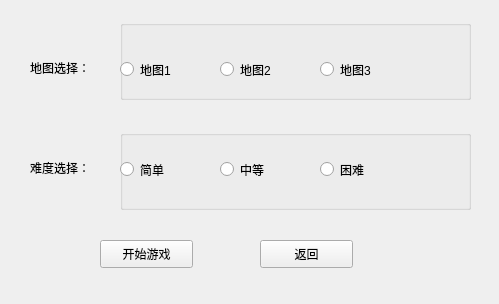
This is snake/choose.ui in licao2998/535-project as Qt 5 draws it before an edit. The edited form follows.
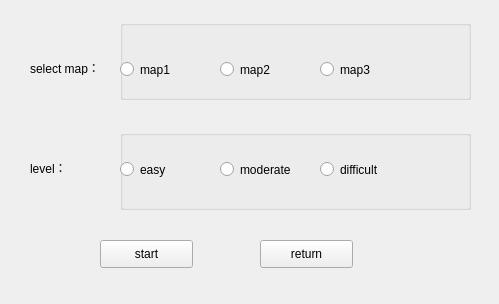
This is the edited form.

The edit to the form file:
```diff
--- a/snake/choose.ui
+++ b/snake/choose.ui
@@ -38,7 +38,7 @@
     </rect>
    </property>
    <property name="text">
-    <string>地图选择：</string>
+    <string>select map：</string>
    </property>
   </widget>
   <widget class="QLabel" name="label_2">
@@ -51,7 +51,7 @@
     </rect>
    </property>
    <property name="text">
-    <string>难度选择：</string>
+    <string>level：</string>
    </property>
   </widget>
   <widget class="QGroupBox" name="groupBox">
@@ -79,7 +79,7 @@
      </rect>
     </property>
     <property name="text">
-     <string>地图1</string>
+     <string>map1</string>
     </property>
    </widget>
    <widget class="QRadioButton" name="map2Rb">
@@ -92,7 +92,7 @@
      </rect>
     </property>
     <property name="text">
-     <string>地图2</string>
+     <string>map2</string>
     </property>
    </widget>
    <widget class="QRadioButton" name="map3Rb">
@@ -105,7 +105,7 @@
      </rect>
     </property>
     <property name="text">
-     <string>地图3</string>
+     <string>map3</string>
     </property>
    </widget>
   </widget>
@@ -131,7 +131,7 @@
      </rect>
     </property>
     <property name="text">
-     <string>简单</string>
+     <string>easy</string>
     </property>
    </widget>
    <widget class="QRadioButton" name="medRb">
@@ -144,7 +144,7 @@
      </rect>
     </property>
     <property name="text">
-     <string>中等</string>
+     <string>moderate</string>
     </property>
    </widget>
    <widget class="QRadioButton" name="hardRb">
@@ -157,7 +157,7 @@
      </rect>
     </property>
     <property name="text">
-     <string>困难</string>
+     <string>difficult</string>
     </property>
    </widget>
   </widget>
@@ -171,7 +171,7 @@
     </rect>
    </property>
    <property name="text">
-    <string>开始游戏</string>
+    <string>start</string>
    </property>
   </widget>
   <widget class="QPushButton" name="retBtn">
@@ -184,7 +184,7 @@
     </rect>
    </property>
    <property name="text">
-    <string>返回</string>
+    <string>return</string>
    </property>
   </widget>
  </widget>
```
